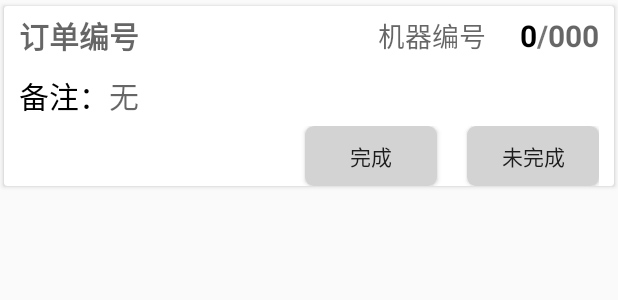
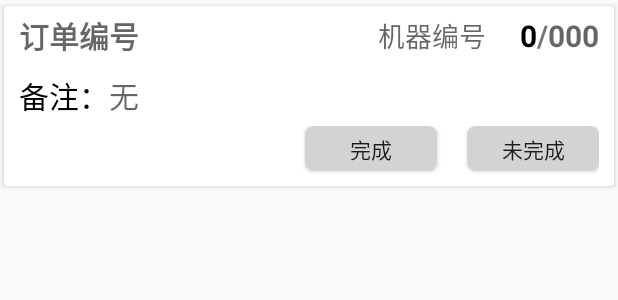
Before and after one commit to wu-xuemin/SSPROCESS, an Android app: the layout item_install_actual.xml on its own in the app's theme, with its tools: preview values and no code run, on a phone screen of 412 x 824 dp. Shown: the top 300 px of the screen. Run offline under Robolectric (Android 15) with nearby library versions, the phone set to English and light mode, and no system bars.

Commit message:
完成计划页面优化

```diff
--- a/app/src/main/res/drawable/button_green.xml
+++ b/app/src/main/res/drawable/button_green.xml
@@ -1,6 +1,6 @@
 <?xml version="1.0" encoding="utf-8"?>
 <shape xmlns:android="http://schemas.android.com/apk/res/android">
-  <solid android:color="#FF34A350" />
+  <solid android:color="#1aaba8" />
     <corners android:radius="6dp" />
       <padding
         android:left="5dp"
--- a/app/src/main/res/drawable/button_red.xml
+++ b/app/src/main/res/drawable/button_red.xml
@@ -1,6 +1,6 @@
 <?xml version="1.0" encoding="utf-8"?>
 <shape xmlns:android="http://schemas.android.com/apk/res/android">
-  <solid android:color="#ff0000" />
+  <solid android:color="#f15353" />
     <corners android:radius="6dp" />
       <padding
         android:left="5dp"
--- a/app/src/main/res/layout/item_install_actual.xml
+++ b/app/src/main/res/layout/item_install_actual.xml
@@ -116,13 +116,13 @@
             android:gravity="end">
             <Button
                 android:layout_width="wrap_content"
-                android:layout_height="wrap_content"
+                android:layout_height="30dp"
                 android:id="@+id/finish"
                 android:background="@drawable/button_gray"
                 android:text="完成"/>
             <Button
                 android:layout_width="wrap_content"
-                android:layout_height="wrap_content"
+                android:layout_height="30dp"
                 android:id="@+id/not_finish"
                 android:layout_marginLeft="20dp"
                 android:background="@drawable/button_gray"
```
Also changed, not shown: app/src/main/res/drawable/button_gray.xml (indentation only).
